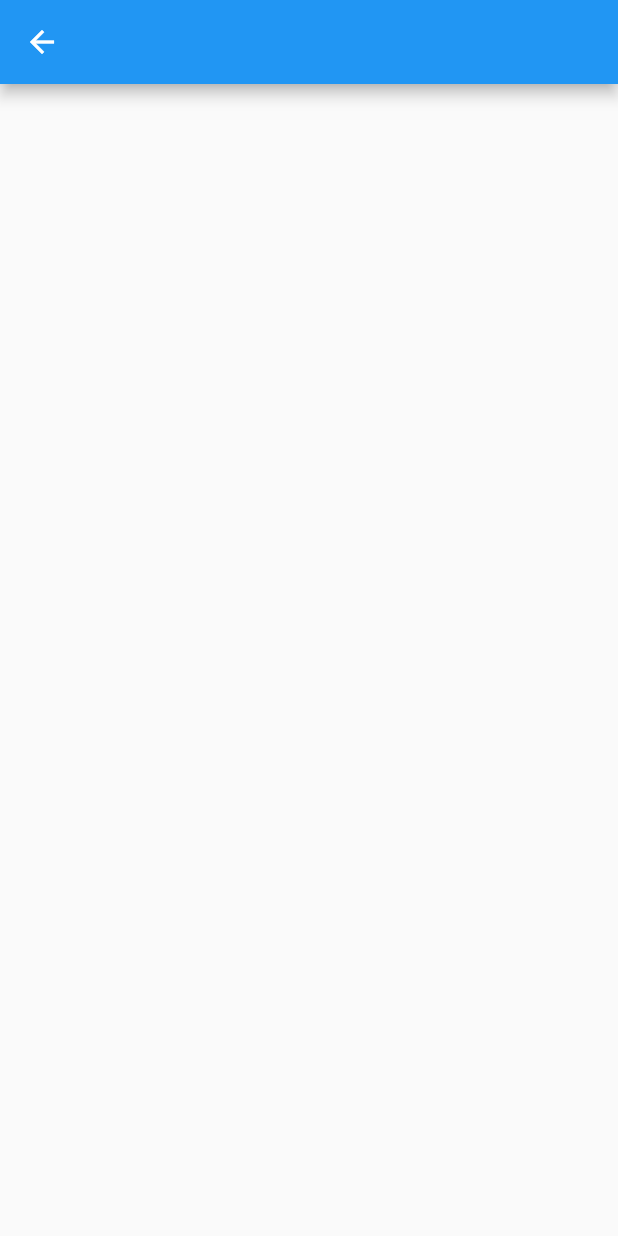
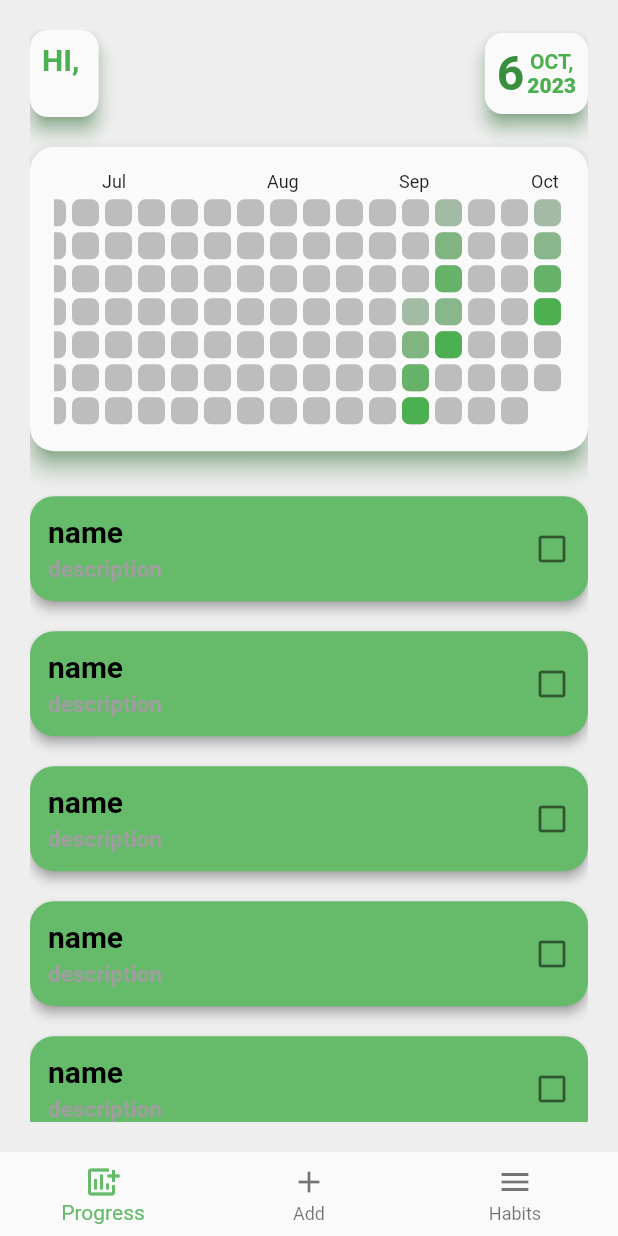
Before and after one commit to mahmoudnader150/habit_tracker, a Flutter app: the MainScreen screen opened directly, on a phone screen of 412 x 824 dp. Run offline on Flutter 3.47's test engine with Material 2 defaults, Android fonts, the phone set to English and light mode, and no system bars; drawn by our look-alikes of flutter_heatmap_calendar; our stand-ins replace bloc, flutter_bloc, fluttertoast, hexcolor, sqflite; accounts and stored records are empty; statements that could not run were skipped.

Commit message:
add habit screen and progress screen UI

```diff
--- a/lib/cubit/app_cubit.dart
+++ b/lib/cubit/app_cubit.dart
@@ -2,6 +2,10 @@ import 'package:bloc/bloc.dart';
 import 'package:flutter/cupertino.dart';
 import 'package:flutter/material.dart';
 import 'package:flutter_bloc/flutter_bloc.dart';
+import 'package:habit_tracker/modules/add_habit_screen.dart';
+import 'package:habit_tracker/modules/progress_screen.dart';
+
+import 'package:habit_tracker/modules/show_habits_screen.dart';
 import 'package:habit_tracker/models/user_model.dart';
 import 'package:habit_tracker/states/app_states.dart';
 import 'package:habit_tracker/states/login_states.dart';
@@ -11,6 +15,40 @@ class  AppCubit extends Cubit<AppStates>{
 
   AppCubit():super(AppInitialState());
   static  AppCubit get(context) => BlocProvider.of(context);
+  int currentIndex = 0;
+  int dailyProgress = 0;
+
+
+  List<Widget> screens = [
+    ProgressScreen(),
+    AddHabitScreen(),
+    ShowHabitsScreen()
+  ];
+  String username = "";
+  String email = "";
+  String password = "";
+  User currentUser = User(username: 'username', password:'password', email: "email");
+
+  List<BottomNavigationBarItem> bottomItems = [
+    BottomNavigationBarItem(
+        icon: Icon(Icons.add_chart),
+        label: 'Progress'
+    ),
+    BottomNavigationBarItem(
+        icon: Icon(Icons.add,),
+        label: 'Add',
+
+    ),
+    BottomNavigationBarItem(
+        icon: Icon(Icons.menu),
+        label: 'Habits'
+    ),
+  ];
+
+  void changeIndex(index){
+    currentIndex = index;
+    emit(AppChangeBottomNavBarState());
+  }
 
   late Database database;
   void createDatabase() async {
@@ -18,11 +56,6 @@ class  AppCubit extends Cubit<AppStates>{
       'todo.db',
       version: 1,
       onCreate: (database, version) {
-        // id integer
-        // title String
-        // date String
-        // time String
-        // status String
         print('database created');
         database
             .execute(
@@ -32,12 +65,21 @@ class  AppCubit extends Cubit<AppStates>{
         }).catchError((error) {
           print('Error When Creating Table ${error.toString()}');
         });
+        database
+            .execute(
+            'CREATE TABLE habits (id INTEGER PRIMARY KEY, name TEXT, description TEXT, user_email TEXT )')
+            .then((value) {
+          print('table habits created');
+        }).catchError((error) {
+          print('Error When Creating Table ${error.toString()}');
+        });
       },
       onOpen: (database) {
         print('database opened');
       },
     ).then((value) {
       database = value;
+      getDataFromDatabase(database);
       emit(AppCreateDatabaseState());
     });
   }
@@ -50,7 +92,7 @@ class  AppCubit extends Cubit<AppStates>{
     await database.transaction((txn) {
       txn
           .rawInsert(
-        'INSERT INTO users(email, username, password) VALUES("$email", "$username", "$password")',
+        'INSERT INTO habits(email, username, password) VALUES("$email", "$username", "$password")',
       ).then((value) {
         print('$value inserted successfully');
         emit(AppInsertDatabaseState());
@@ -61,6 +103,27 @@ class  AppCubit extends Cubit<AppStates>{
       return Future(() => null);
     });
   }
+
+  insertHabitsToDatabase({
+    required String habitName,
+    required String habitDescription,
+    required String email,
+  }) async {
+    await database.transaction((txn) {
+      txn
+          .rawInsert(
+        'INSERT INTO habits(name, description, user_email) VALUES("$habitName", "$habitDescription", "$email")',
+      ).then((value) {
+        print('$value inserted successfully');
+        emit(AppInsertDatabaseState());
+      }).catchError((error) {
+        print('Error When Inserting New Record ${error.toString()}');
+      });
+      return Future(() => null);
+    });
+  }
+
+
 
   List<User> users=[];
   void getDataFromDatabase(database)  {
--- a/lib/layout/main_screen.dart
+++ b/lib/layout/main_screen.dart
@@ -8,12 +8,21 @@ class MainScreen extends StatelessWidget {
 
   @override
   Widget build(BuildContext context) {
+    var cubit = AppCubit.get(context);
     return BlocConsumer<AppCubit,AppStates>(
       listener: (context,state){},
       builder: (context,state){
           return Scaffold(
-            appBar: AppBar(
-
+            body:  cubit.screens[cubit.currentIndex],
+            bottomNavigationBar: BottomNavigationBar(
+                type: BottomNavigationBarType.fixed,
+                currentIndex: cubit.currentIndex,
+                elevation: 0.0,
+                selectedItemColor: Colors.green[400],
+                onTap: (index) {
+                  cubit.changeIndex(index);
+                },
+                items:cubit.bottomItems
             ),
           );
       }
--- a/lib/main.dart
+++ b/lib/main.dart
@@ -1,8 +1,10 @@
 import 'package:flutter/material.dart';
+import 'package:flutter/services.dart';
 import 'package:flutter_bloc/flutter_bloc.dart';
 import 'package:habit_tracker/cubit/app_cubit.dart';
 import 'package:habit_tracker/cubit/login_cubit.dart';
 import 'package:habit_tracker/cubit/register_cubit.dart';
+import 'package:habit_tracker/layout/main_screen.dart';
 
 import 'package:habit_tracker/modules/login_screen.dart';
 import 'package:habit_tracker/states/app_states.dart';
@@ -18,7 +20,7 @@ class MyApp extends StatelessWidget {
   // This widget is the root of your application.
   @override
   Widget build(BuildContext context) {
-
+  //  SystemChrome.setSystemUIOverlayStyle(SystemUiOverlayStyle(statusBarColor: Colors.transparent));
     return MultiBlocProvider(
         providers: [
           BlocProvider(create: (context) => LoginCubit()),
--- /dev/null
+++ b/lib/models/habit_model.dart
@@ -0,0 +1,12 @@
+class Habit{
+  String name;
+  String description;
+  String userEmail;
+  bool done ;
+  Habit({
+    required this.name,
+    required this.description,
+    required this.userEmail,
+    this.done = false,
+});
+}
--- a/lib/models/user_model.dart
+++ b/lib/models/user_model.dart
@@ -1,6 +1,6 @@
 class User{
  final String username;
- final String email;
+ late final String email;
  final String password;
 
   User({
--- a/lib/modules/login_screen.dart
+++ b/lib/modules/login_screen.dart
@@ -90,7 +90,11 @@ class LoginScreen extends StatelessWidget {
                              for(int i=0;i<AppCubit.get(context).users.length;i++){
                                if(AppCubit.get(context).users[i].email==emailController.text &&AppCubit.get(context).users[i].password==passwordController.text){
                                  showToast(text: "Welcome ${AppCubit.get(context).users[i].username} to Habit Tracker");
-                                 navigateTo(context, MainScreen());
+                                 AppCubit.get(context).username = AppCubit.get(context).users[i].username;
+                                 AppCubit.get(context).email = AppCubit.get(context).users[i].email;
+                                 AppCubit.get(context).password = AppCubit.get(context).users[i].password;
+                                 navigateAndFinish(context, MainScreen());
+                                 return;
                                }
                              }
                              showToast(text: "Wrong email or password");
--- /dev/null
+++ b/lib/modules/progress_screen.dart
@@ -0,0 +1,224 @@
+import 'package:flutter/material.dart';
+import 'package:flutter_bloc/flutter_bloc.dart';
+import 'package:flutter_heatmap_calendar/flutter_heatmap_calendar.dart';
+import 'package:habit_tracker/cubit/app_cubit.dart';
+import 'package:habit_tracker/models/habit_model.dart';
+import 'package:habit_tracker/states/app_states.dart';
+
+class ProgressScreen extends StatelessWidget {
+  ProgressScreen({super.key});
+  final now = DateTime.now();
+  String monthConverter(int month){
+    if(month==1)return "JAN";
+    if(month==2)return "FEB";
+    if(month==3)return "MAR";
+    if(month==4)return "APR";
+    if(month==5)return "MAY";
+    if(month==6)return "JUN";
+    if(month==7)return "JUL";
+    if(month==8)return "AUG";
+    if(month==9)return "SEP";
+    if(month==10)return "OCT";
+    if(month==11)return "NOV";
+    if(month==12)return "DEC";
+    return "";
+  }
+
+  @override
+  Widget build(BuildContext context) {
+    var cubit = AppCubit.get(context);
+    return BlocConsumer<AppCubit,AppStates>(
+        listener: (context,state){},
+        builder: (context,state){
+          return SafeArea(
+            child: Scaffold(
+              backgroundColor: Colors.grey[200],
+              body: Padding(
+                padding: const EdgeInsets.all(20.0),
+                child: SingleChildScrollView(
+                  physics: BouncingScrollPhysics(),
+                  child: Column(
+                    children: [
+                      Row(
+                        children: [
+                          Material(
+                            elevation: 5,
+                            shadowColor: Colors.green,
+                            shape: RoundedRectangleBorder(
+                              borderRadius: BorderRadius.circular(12.0), // Customize the border radius
+                            ),
+                            child: Container(
+                              child:Padding(
+                                padding: const EdgeInsets.all(8.0),
+                                child: Column(
+                                  crossAxisAlignment: CrossAxisAlignment.start,
+                                  children: [
+                                    Text("HI, ",style: TextStyle(color: Colors.green,fontSize: 20,fontWeight: FontWeight.bold),)
+                                    ,Text("${cubit.username} ",style: TextStyle(color: Colors.green,fontSize: 16,fontWeight: FontWeight.bold),)
+                                  ],
+                                ),
+                              )
+
+                            ),
+                          ),
+                          Spacer(),
+                          Material(
+                            elevation: 5,
+                            shadowColor: Colors.green,
+                            shape: RoundedRectangleBorder(
+                              borderRadius: BorderRadius.circular(12.0), // Customize the border radius
+                            ),
+                            child: Container(
+                                child:Padding(
+                                  padding: const EdgeInsets.all(8.0),
+                                  child:Row(
+                                    children: [
+                                      Text(
+                                          "${now.day.toString()}",
+                                         style: TextStyle(
+                                           fontWeight: FontWeight.bold,
+                                           fontSize: 32,
+                                           color: Colors.green[700]
+                                         ),
+                                      ),
+                                      SizedBox(width: 2,),
+                                      Column(
+                                        children: [
+                                          Text(
+                                            "${monthConverter(now.month)},",
+                                            style: TextStyle(
+                                              color: Colors.green, fontWeight: FontWeight.w700
+                                            ),
+                                          ),
+                                          Text(
+                                            "${now.year}",
+                                            style: TextStyle(
+                                                color: Colors.green,
+                                              fontWeight: FontWeight.w800
+                                            ),
+                                          ),
+                                        ],
+                                      )
+                                    ],
+                                  )
+                                )
+
+                            ),
+                          ),
+                        ],
+                      ),
+                      SizedBox(height: 20,),
+                      Material(
+                        elevation: 6,
+                        shadowColor: Colors.green,
+                        shape: RoundedRectangleBorder(
+                          borderRadius: BorderRadius.circular(16.0), // Customize the border radius
+                        ),
+                        child: Padding(
+                          padding: const EdgeInsets.all(16.0),
+                          child: Container(
+                            child: HeatMap(
+                              datasets: {
+                                DateTime(2023, 9, 6): 3,
+                                DateTime(2023, 9, 7): 7,
+                                DateTime(2023, 9, 8): 10,
+                                DateTime(2023, 9, 9): 13,
+                                DateTime(2023, 9, 13): 6,
+                                DateTime(2023, 9, 10): 3,
+                                DateTime(2023, 9, 11): 7,
+                                DateTime(2023, 9, 12): 10,
+                                DateTime(2023, 9, 14): 13,
+                                DateTime(2023, 10, 1): 3,
+                                DateTime(2023, 10, 2): 6,
+                                DateTime(2023, 10, 3): 10,
+                                DateTime(2023, 10, 4): 13,
+                                DateTime(now.year,now.month,now.day):AppCubit.get(context).dailyProgress
+                              },
+                              colorMode: ColorMode.opacity,
+                              showText: false,
+                              scrollable: true,
+                              colorsets: {
+                                1: Colors.green,
+                                3: Colors.green,
+                                5: Colors.green,
+                                7: Colors.green,
+                                9: Colors.green,
+                                11: Colors.green,
+                                13: Colors.green,
+                              },
+                              defaultColor: Colors.grey[400],
+                              size:18,
+                              showColorTip:false,
+
+                            ),
+                          ),
+                        ),
+                      ),
+                      SizedBox(height: 30,),
+                      ListView.separated(
+                        physics: NeverScrollableScrollPhysics(),
+                        shrinkWrap: true,
+                        itemBuilder: (context,index)=>buildHabitItem(Habit(name: "name", description: "description", userEmail: "userEmail",done: true)),
+                        separatorBuilder: (context,index)=>SizedBox(height: 20,),
+                        itemCount:  7,
+                      )
+                    ],
+                  ),
+                ),
+              ),
+            ),
+          );
+        }
+    );
+  }
+
+  Widget buildHabitItem(Habit habit){
+    return Material(
+      elevation: 3,
+      shadowColor: habit.done?Colors.grey:Colors.green,
+      shape: RoundedRectangleBorder(
+        borderRadius: BorderRadius.circular(16.0), // Customize the border radius
+      ),
+      color: habit.done?Colors.green[400]:Colors.white,
+      child: Container(
+
+        child: Row(
+          children: [
+            Padding(
+              padding: const EdgeInsets.all(12.0),
+              child: Column(
+                crossAxisAlignment: CrossAxisAlignment.start,
+                children: [
+                  Text(
+                      habit.name,
+                     style: TextStyle(
+                       fontWeight: FontWeight.bold,
+                       fontSize: 20,
+                       color: Colors.black
+                     ),
+                  ),
+                  SizedBox(height: 5,),
+                  Text(
+                    habit.description,
+                    style: TextStyle(
+                        fontWeight: FontWeight.bold,
+                        fontSize: 15,
+                        color: Colors.grey[500]
+                    ),
+                  ),
+                ],
+              ),
+            ),
+            Spacer(),
+            IconButton(
+                onPressed:(){
+
+                },
+                icon: Icon(Icons.check_box_outline_blank,color: Colors.black54,)
+            )
+          ],
+        ),
+      ),
+    );
+  }
+}
--- a/pubspec.yaml
+++ b/pubspec.yaml
@@ -43,6 +43,7 @@ dependencies:
   shared_preferences: ^2.2.1
   webview_flutter: ^4.2.4
   smooth_page_indicator: ^1.1.0
+
 
   # The following adds the Cupertino Icons font to your application.
   # Use with the CupertinoIcons class for iOS style icons.
```
Also changed, not shown: lib/modules/add_habit_screen.dart (added, +92 -0 lines), lib/modules/show_habits_screen.dart (added, +12 -0 lines), lib/shared/components.dart (+6 -3 lines).
